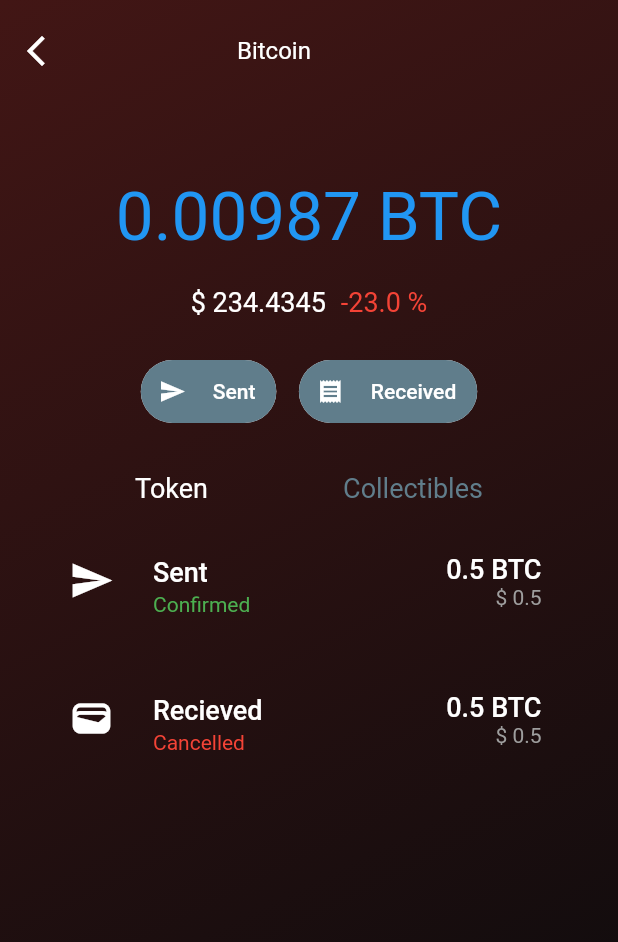
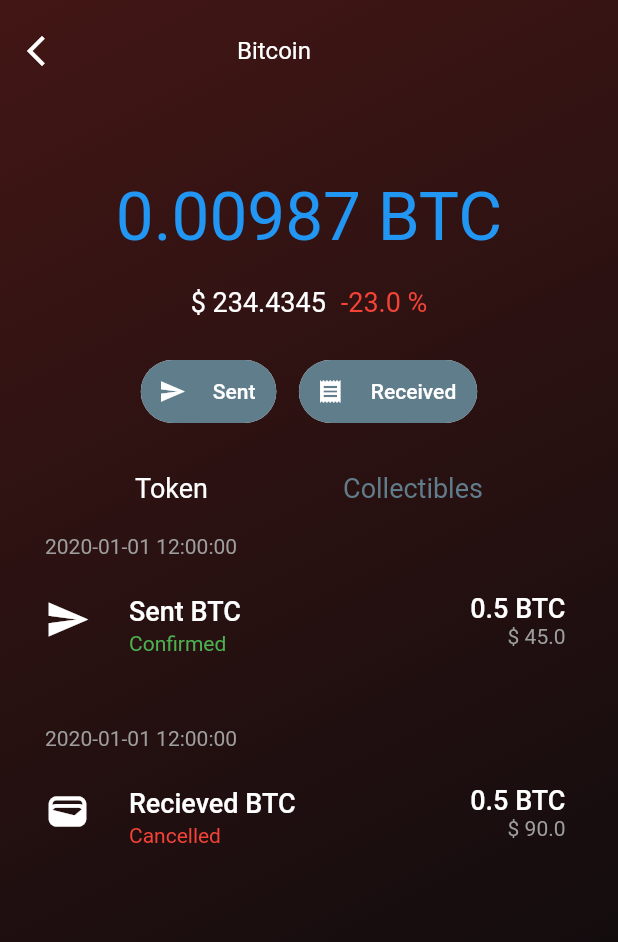
Before and after one commit to umarwaseeem/Digital-Wallet-UI-Flutter, a Flutter app: the screen it shows after launch, after a tap on "Bitcoin", on a phone screen of 412 x 824 dp. Shown: the top 942 px of the screen. Run offline on Flutter 3.47's test engine with Material 2 defaults, Android fonts, the phone set to English and light mode, and no system bars; our stand-ins replace qr_flutter, smooth_page_indicator; Roboto replaces fonts that are missing (Archivo).

Commit message:
showing transaction detail for each token

```diff
--- a/lib/screens/home_screen/screens/token_detail_screen.dart
+++ b/lib/screens/home_screen/screens/token_detail_screen.dart
@@ -90,21 +90,10 @@
                 const SizedBox(height: 25),
                 Row(
                   mainAxisAlignment: MainAxisAlignment.center,
-                  children: [
-                    InkWell(
-                      onTap: () {
-                        transactionProviderData.toggleShowSentOnly();
-                      },
-                      child: const ChipWidget(icon: Icons.send, title: "Sent"),
-                    ),
-                    const SizedBox(width: 15),
-                    InkWell(
-                      onTap: () {
-                        transactionProviderData.toggleShowReceivedOnly();
-                      },
-                      child: const ChipWidget(
-                          icon: Icons.receipt, title: "Received"),
-                    ),
+                  children: const [
+                    ChipWidget(icon: Icons.send, title: "Sent"),
+                    SizedBox(width: 15),
+                    ChipWidget(icon: Icons.receipt, title: "Received"),
                   ],
                 ),
                 const SizedBox(height: 30),
--- a/lib/screens/home_screen/screens/widgets/transaction_item_provider.dart
+++ b/lib/screens/home_screen/screens/widgets/transaction_item_provider.dart
@@ -1,4 +1,6 @@
 import 'package:flutter/material.dart';
+
+import 'transaction_bottom_sheet.dart';
 
 class TransactionItem extends StatelessWidget {
   const TransactionItem({
@@ -23,11 +25,32 @@
     return Expanded(
       child: Container(
         margin: const EdgeInsets.symmetric(horizontal: 20, vertical: 10),
-        child: ListTile(
+        child: Column(
+          crossAxisAlignment: CrossAxisAlignment.start,
+          children: [
+            Text(
+              dateAndTime,
+              style: const TextStyle(color: Colors.grey, fontSize: 14),
+            ),
+            ListTile(
+              onTap: () {
+                showTransactionBottomSheet(
+                    context,
+                    transactionType,
+                    transactionAmount,
+                    dollarAmount,
+                    tokenAbbreviation,
+                    status,
+                    dateAndTime);
+              },
+              visualDensity: VisualDensity.standard,
+              contentPadding: const EdgeInsets.symmetric(vertical: 10),
               title: Text(
-            transactionType,
+                "$transactionType $tokenAbbreviation",
                 style: const TextStyle(
-                fontSize: 18, color: Colors.white, fontWeight: FontWeight.w500),
+                    fontSize: 18,
+                    color: Colors.white,
+                    fontWeight: FontWeight.w500),
               ),
               leading: Icon(
                 transactionType == "Sent" ? Icons.send : Icons.wallet,
@@ -66,6 +89,8 @@
                       style: TextStyle(color: Colors.red),
                     ),
             ),
+          ],
+        ),
       ),
     );
   }
@@ -76,7 +101,7 @@
     const TransactionItem(
       transactionType: "Sent",
       transactionAmount: 0.5,
-      dollarAmount: 0.5,
+      dollarAmount: 45,
       tokenAbbreviation: "BTC",
       status: true,
       dateAndTime: "2020-01-01 12:00:00",
@@ -84,7 +109,7 @@
     const TransactionItem(
       transactionType: "Recieved",
       transactionAmount: 0.5,
-      dollarAmount: 0.5,
+      dollarAmount: 90,
       tokenAbbreviation: "BTC",
       status: false,
       dateAndTime: "2020-01-01 12:00:00",
@@ -92,7 +117,7 @@
     const TransactionItem(
       transactionType: "Received",
       transactionAmount: 0.5,
-      dollarAmount: 0.5,
+      dollarAmount: 89,
       tokenAbbreviation: "ETH",
       status: true,
       dateAndTime: "2020-01-01 12:00:00",
@@ -100,7 +125,7 @@
     const TransactionItem(
       transactionType: "Sent",
       transactionAmount: 0.5,
-      dollarAmount: 0.5,
+      dollarAmount: 1,
       tokenAbbreviation: "ETH",
       status: false,
       dateAndTime: "2020-01-01 12:00:00",
@@ -108,7 +133,7 @@
     const TransactionItem(
       transactionType: "Sent",
       transactionAmount: 0.5,
-      dollarAmount: 0.5,
+      dollarAmount: 34,
       // Dodgecoin tokenAbbreviation
       tokenAbbreviation: "LTC",
       status: true,
@@ -117,7 +142,7 @@
     const TransactionItem(
       transactionType: "Received",
       transactionAmount: 0.5,
-      dollarAmount: 0.5,
+      dollarAmount: 123,
       // Dodgecoin tokenAbbreviation
       tokenAbbreviation: "LTC",
       status: false,
@@ -126,7 +151,7 @@
     const TransactionItem(
       transactionType: "Received",
       transactionAmount: 0.5,
-      dollarAmount: 0.5,
+      dollarAmount: 2135,
       tokenAbbreviation: "DGC",
       status: true,
       dateAndTime: "2020-01-01 12:00:00",
@@ -134,7 +159,7 @@
     const TransactionItem(
       transactionType: "Sent",
       transactionAmount: 0.5,
-      dollarAmount: 0.5,
+      dollarAmount: 23,
       tokenAbbreviation: "DGC",
       status: false,
       dateAndTime: "2020-01-01 12:00:00",
```
Also changed, not shown: lib/screens/home_screen/screens/widgets/transaction_bottom_sheet.dart (added, +176 -0 lines). Lines whose indentation alone changed are shown as unchanged.
